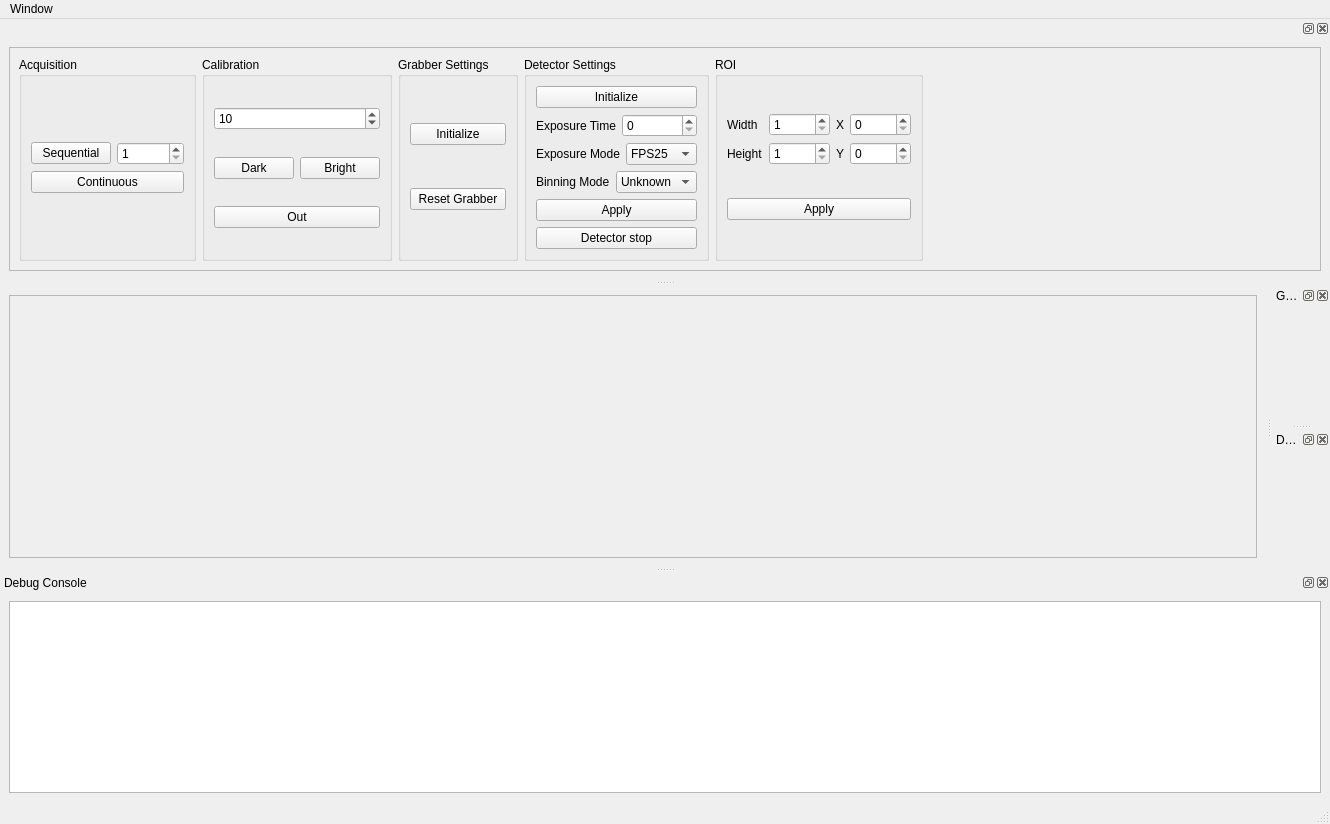
Qt form mainwindow.ui (Minus-Monster/Xiso) before a commit.
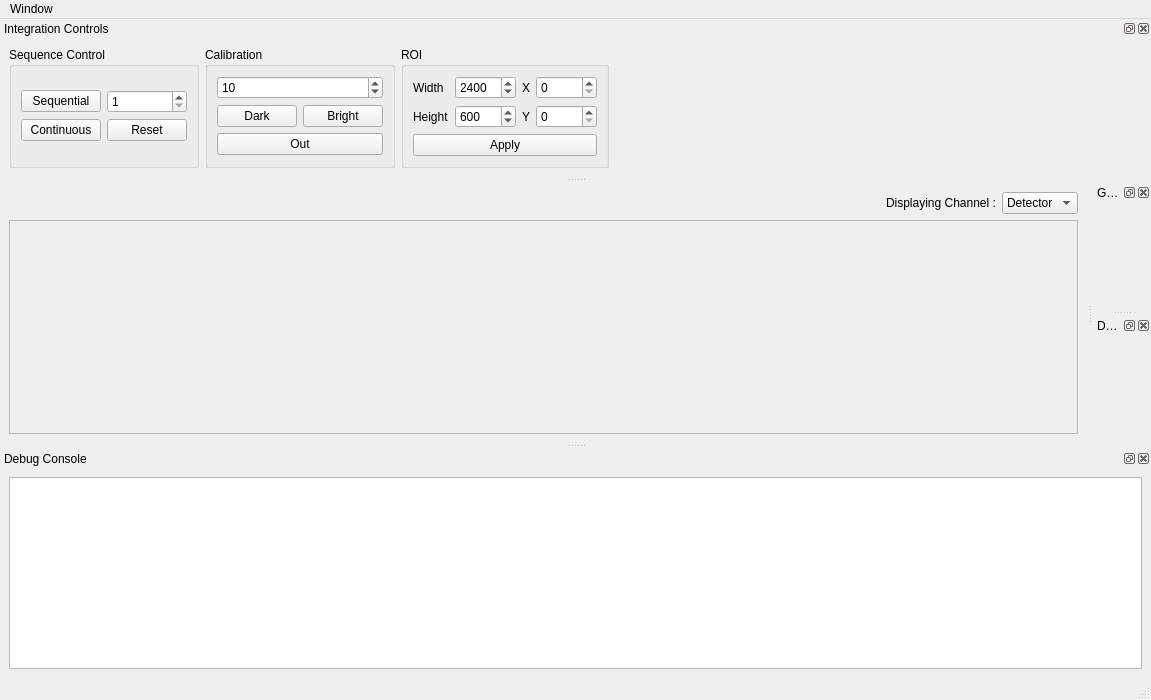
The same form after that commit. Icons and pictures are not drawn.

```diff
--- a/mainwindow.ui
+++ b/mainwindow.ui
@@ -6,8 +6,8 @@
    <rect>
     <x>0</x>
     <y>0</y>
-    <width>1330</width>
-    <height>824</height>
+    <width>1151</width>
+    <height>700</height>
    </rect>
   </property>
   <property name="windowTitle">
@@ -29,6 +29,47 @@
       </property>
      </widget>
     </item>
+    <item row="0" column="0">
+     <layout class="QHBoxLayout" name="horizontalLayout_4">
+      <item>
+       <spacer name="horizontalSpacer_2">
+        <property name="orientation">
+         <enum>Qt::Horizontal</enum>
+        </property>
+        <property name="sizeHint" stdset="0">
+         <size>
+          <width>40</width>
+          <height>20</height>
+         </size>
+        </property>
+       </spacer>
+      </item>
+      <item>
+       <widget class="QLabel" name="label">
+        <property name="text">
+         <string>Displaying Channel :</string>
+        </property>
+       </widget>
+      </item>
+      <item>
+       <widget class="QComboBox" name="comboBox_channel">
+        <property name="currentText">
+         <string>Detector</string>
+        </property>
+        <item>
+         <property name="text">
+          <string>Detector</string>
+         </property>
+        </item>
+        <item>
+         <property name="text">
+          <string>Grabber</string>
+         </property>
+        </item>
+       </widget>
+      </item>
+     </layout>
+    </item>
    </layout>
   </widget>
   <widget class="QMenuBar" name="menubar">
@@ -36,7 +77,7 @@
     <rect>
      <x>0</x>
      <y>0</y>
-     <width>1330</width>
+     <width>1151</width>
      <height>21</height>
     </rect>
    </property>
@@ -104,54 +145,40 @@
    </widget>
   </widget>
   <widget class="QDockWidget" name="dockWidget_panel">
+   <property name="sizePolicy">
+    <sizepolicy hsizetype="Minimum" vsizetype="Minimum">
+     <horstretch>0</horstretch>
+     <verstretch>0</verstretch>
+    </sizepolicy>
+   </property>
+   <property name="floating">
+    <bool>false</bool>
+   </property>
+   <property name="features">
+    <set>QDockWidget::DockWidgetClosable|QDockWidget::DockWidgetFloatable|QDockWidget::DockWidgetMovable</set>
+   </property>
+   <property name="allowedAreas">
+    <set>Qt::AllDockWidgetAreas</set>
+   </property>
+   <property name="windowTitle">
+    <string>Integration Controls</string>
+   </property>
    <attribute name="dockWidgetArea">
     <number>4</number>
    </attribute>
-   <widget class="QWidget" name="dockWidgetContents_16">
-    <layout class="QGridLayout" name="gridLayout_22">
-     <item row="0" column="0">
-      <widget class="QFrame" name="frame_4">
-       <property name="frameShape">
-        <enum>QFrame::StyledPanel</enum>
-       </property>
-       <property name="frameShadow">
-        <enum>QFrame::Raised</enum>
-       </property>
-       <layout class="QGridLayout" name="gridLayout_23">
-        <item row="0" column="6">
-         <spacer name="horizontalSpacer_3">
-          <property name="orientation">
-           <enum>Qt::Horizontal</enum>
-          </property>
-          <property name="sizeHint" stdset="0">
-           <size>
-            <width>40</width>
-            <height>20</height>
-           </size>
-          </property>
-         </spacer>
-        </item>
+   <widget class="QWidget" name="dockWidgetContents_3">
+    <layout class="QGridLayout" name="gridLayout_2">
         <item row="0" column="1">
-         <widget class="QGroupBox" name="groupBox_5">
+      <widget class="QGroupBox" name="groupBox_calibration">
           <property name="title">
            <string>Calibration</string>
           </property>
-          <layout class="QGridLayout" name="gridLayout_24">
-           <item row="1" column="1">
-            <widget class="QPushButton" name="pushButton_bright">
-             <property name="text">
-              <string>Bright</string>
-             </property>
-            </widget>
-           </item>
-           <item row="1" column="0">
-            <widget class="QPushButton" name="pushButton_dark">
-             <property name="text">
-              <string>Dark</string>
-             </property>
-            </widget>
-           </item>
-           <item row="0" column="0" colspan="2">
+       <layout class="QGridLayout" name="gridLayout_3">
+        <item row="0" column="0">
+         <layout class="QVBoxLayout" name="verticalLayout_3">
+          <item>
+           <layout class="QVBoxLayout" name="verticalLayout_2">
+            <item>
             <widget class="QSpinBox" name="spinBox_calibCount">
              <property name="maximum">
               <number>100000</number>
@@ -161,7 +188,27 @@
              </property>
             </widget>
            </item>
-           <item row="2" column="0" colspan="2">
+            <item>
+             <layout class="QHBoxLayout" name="horizontalLayout_3">
+              <item>
+               <widget class="QPushButton" name="pushButton_dark">
+                <property name="text">
+                 <string>Dark</string>
+                </property>
+               </widget>
+              </item>
+              <item>
+               <widget class="QPushButton" name="pushButton_bright">
+                <property name="text">
+                 <string>Bright</string>
+                </property>
+               </widget>
+              </item>
+             </layout>
+            </item>
+           </layout>
+          </item>
+          <item>
             <widget class="QPushButton" name="pushButton_out">
              <property name="text">
               <string>Out</string>
@@ -169,14 +216,16 @@
             </widget>
            </item>
           </layout>
+        </item>
+       </layout>
          </widget>
         </item>
         <item row="0" column="0">
-         <widget class="QGroupBox" name="groupBox_Acquisition_3">
+      <widget class="QGroupBox" name="groupBox_sequenceControl">
           <property name="title">
-           <string>Acquisition</string>
-          </property>
-          <layout class="QGridLayout" name="gridLayout_25">
+        <string>Sequence Control</string>
+       </property>
+       <layout class="QGridLayout" name="gridLayout_4">
            <item row="0" column="0">
             <layout class="QVBoxLayout" name="verticalLayout_7">
              <item>
@@ -201,6 +250,8 @@
               </layout>
              </item>
              <item>
+           <layout class="QHBoxLayout" name="horizontalLayout_2">
+            <item>
               <widget class="QPushButton" name="pushButton_Continuous">
                <property name="text">
                 <string>Continuous</string>
@@ -210,16 +261,31 @@
                </property>
               </widget>
              </item>
+            <item>
+             <widget class="QPushButton" name="pushButton_reset">
+              <property name="text">
+               <string>Reset</string>
+              </property>
+             </widget>
+            </item>
             </layout>
            </item>
           </layout>
-         </widget>
-        </item>
-        <item row="0" column="5">
-         <widget class="QGroupBox" name="groupBox_ROI_3">
+        </item>
+       </layout>
+      </widget>
+     </item>
+     <item row="0" column="2">
+      <widget class="QGroupBox" name="groupBox_ROI">
+       <property name="enabled">
+        <bool>true</bool>
+       </property>
           <property name="title">
            <string>ROI</string>
           </property>
+       <property name="flat">
+        <bool>false</bool>
+       </property>
           <layout class="QGridLayout" name="gridLayout_26">
            <item row="0" column="0">
             <layout class="QVBoxLayout" name="verticalLayout_8">
@@ -241,7 +307,7 @@
                   <number>99999</number>
                  </property>
                  <property name="value">
-                  <number>1</number>
+               <number>2400</number>
                  </property>
                 </widget>
                </item>
@@ -265,7 +331,7 @@
                   <number>99999</number>
                  </property>
                  <property name="value">
-                  <number>1</number>
+               <number>600</number>
                  </property>
                 </widget>
                </item>
@@ -323,160 +389,18 @@
           </layout>
          </widget>
         </item>
-        <item row="0" column="2">
-         <widget class="QGroupBox" name="groupBox_6">
-          <property name="title">
-           <string>Grabber Settings</string>
-          </property>
-          <layout class="QGridLayout" name="gridLayout_27">
-           <item row="0" column="0">
-            <widget class="QPushButton" name="pushButton_GrabberInitialize">
-             <property name="text">
-              <string>Initialize</string>
-             </property>
-            </widget>
-           </item>
-           <item row="1" column="0">
-            <widget class="QPushButton" name="pushButton_ResetGrabber">
-             <property name="text">
-              <string>Reset Grabber</string>
-             </property>
-            </widget>
-           </item>
-          </layout>
-         </widget>
-        </item>
         <item row="0" column="4">
-         <widget class="QGroupBox" name="groupBox_camera_3">
-          <property name="title">
-           <string>Detector Settings</string>
-          </property>
-          <layout class="QGridLayout" name="gridLayout_28">
-           <item row="2" column="0">
-            <layout class="QGridLayout" name="gridLayout_29">
-             <item row="0" column="0">
-              <widget class="QLabel" name="label_11">
-               <property name="text">
-                <string>Exposure Mode</string>
-               </property>
-              </widget>
-             </item>
-             <item row="0" column="1">
-              <widget class="QComboBox" name="comboBox_exposureMode">
-               <item>
-                <property name="text">
-                 <string>FPS25</string>
-                </property>
-               </item>
-               <item>
-                <property name="text">
-                 <string>FPS30</string>
-                </property>
-               </item>
-               <item>
-                <property name="text">
-                 <string>TRIG</string>
-                </property>
-               </item>
-               <item>
-                <property name="text">
-                 <string>SEQ</string>
-                </property>
-               </item>
-               <item>
-                <property name="text">
-                 <string>XFPS</string>
-                </property>
-               </item>
-              </widget>
-             </item>
-            </layout>
-           </item>
-           <item row="0" column="0">
-            <widget class="QPushButton" name="pushButton_DetectorInitialize">
-             <property name="text">
-              <string>Initialize</string>
-             </property>
-            </widget>
-           </item>
-           <item row="4" column="0">
-            <widget class="QPushButton" name="pushButton_detectorApply">
-             <property name="text">
-              <string>Apply</string>
-             </property>
-            </widget>
-           </item>
-           <item row="1" column="0">
-            <layout class="QHBoxLayout" name="horizontalLayout_20">
-             <item>
-              <widget class="QLabel" name="label_exposure">
-               <property name="text">
-                <string>Exposure Time</string>
-               </property>
-              </widget>
-             </item>
-             <item>
-              <widget class="QSpinBox" name="spinBox_Exposure">
-               <property name="maximum">
-                <number>99999999</number>
-               </property>
-               <property name="value">
-                <number>0</number>
-               </property>
-              </widget>
-             </item>
-            </layout>
-           </item>
-           <item row="3" column="0">
-            <layout class="QHBoxLayout" name="horizontalLayout_21">
-             <item>
-              <widget class="QLabel" name="label_12">
-               <property name="text">
-                <string>Binning Mode</string>
-               </property>
-              </widget>
-             </item>
-             <item>
-              <widget class="QComboBox" name="comboBox_BinningMode">
-               <property name="currentText">
-                <string>Unknown</string>
-               </property>
-               <item>
-                <property name="text">
-                 <string>Unknown</string>
-                </property>
-               </item>
-               <item>
-                <property name="text">
-                 <string>1X1</string>
-                </property>
-               </item>
-               <item>
-                <property name="text">
-                 <string>2X2</string>
-                </property>
-               </item>
-               <item>
-                <property name="text">
-                 <string>4X4</string>
-                </property>
-               </item>
-              </widget>
-             </item>
-            </layout>
-           </item>
-           <item row="5" column="0">
-            <widget class="QPushButton" name="pushButton_detectorStop">
-             <property name="text">
-              <string>Detector stop</string>
-             </property>
-            </widget>
-           </item>
-          </layout>
-         </widget>
-        </item>
-       </layout>
-      </widget>
+      <spacer name="horizontalSpacer">
+       <property name="orientation">
+        <enum>Qt::Horizontal</enum>
+       </property>
+       <property name="sizeHint" stdset="0">
+        <size>
+         <width>40</width>
+         <height>20</height>
+        </size>
+       </property>
+      </spacer>
      </item>
     </layout>
    </widget>
```
Left out of the diff: 7 changed lines with no effect on the pictures. Lines whose indentation alone changed are shown as unchanged.
